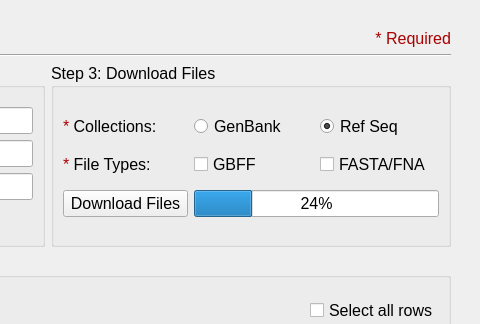
Above: ncbi.ui from TrinhLab/CASPERapp before the change; both pictures show x 385 to 865 and y 0 to 324 of the 865 by 723 pixel window. Below: the same form after it.
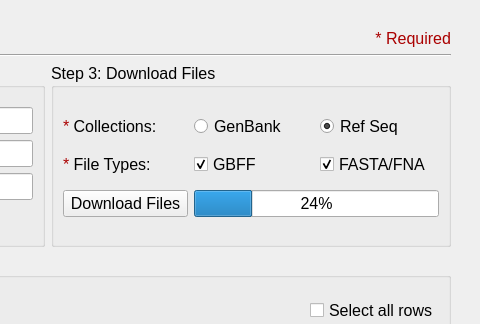
That is the form after the change.

The edit to the form file:
```diff
--- a/ncbi.ui
+++ b/ncbi.ui
@@ -302,6 +302,9 @@
            <property name="text">
             <string>FASTA/FNA</string>
            </property>
+           <property name="checked">
+            <bool>true</bool>
+           </property>
           </widget>
          </item>
          <item row="3" column="0">
@@ -356,6 +359,9 @@
            <property name="text">
             <string>GBFF</string>
            </property>
+           <property name="checked">
+            <bool>true</bool>
+           </property>
           </widget>
          </item>
          <item row="1" column="0">
```
